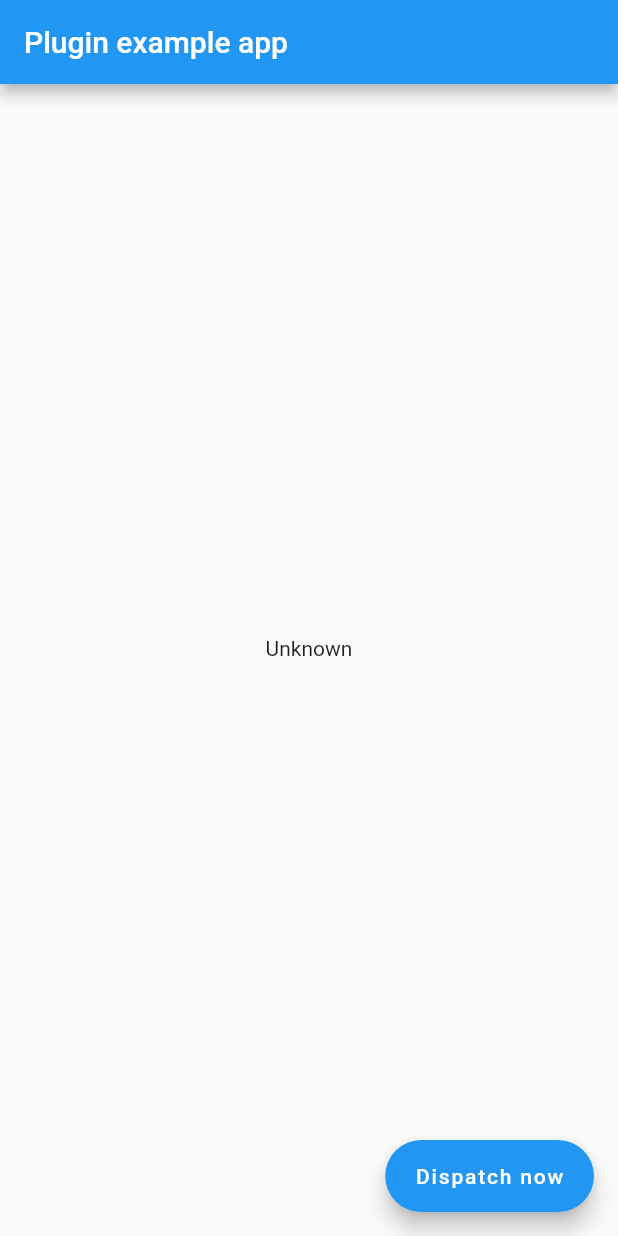
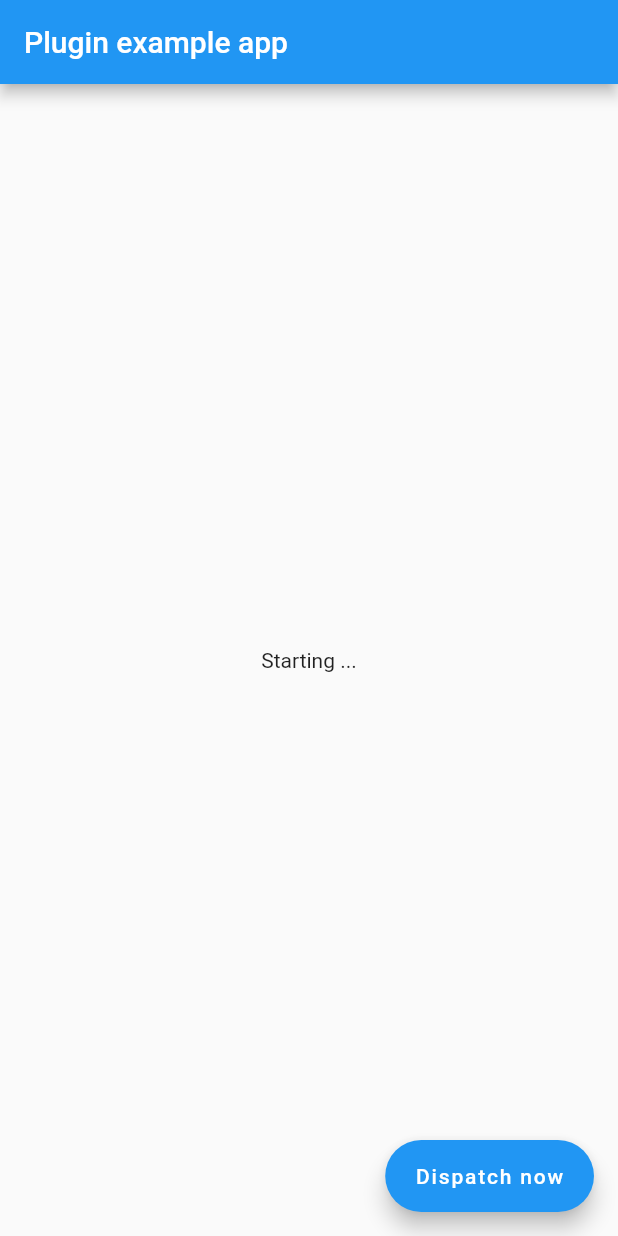
Before and after one commit to i-atros/flutter_matomo, a Flutter app: the screen it shows after launch, on a phone screen of 412 x 824 dp. Run offline on Flutter 3.47's test engine with Material 2 defaults, Android fonts, the phone set to English and light mode, and no system bars; statements that could not run were skipped.

```diff
--- a/example/lib/main.dart
+++ b/example/lib/main.dart
@@ -11,7 +11,7 @@ class MyApp extends StatefulWidget {
 }
 
 class _MyAppState extends State<MyApp> {
-  String _matomoStatus = 'Unknown';
+  String _matomoStatus = 'Starting ...';
 
   @override
   void initState() {
@@ -29,17 +29,17 @@ class _MyAppState extends State<MyApp> {
     });
 
     Future.delayed(Duration(seconds: 4), () async {
-      _matomoStatus = await FlutterMatomo.trackScreenWithName("This uses a name MyApp", "Screen opened");
+      _matomoStatus = await FlutterMatomo.trackScreenWithName("This uses a name MyAppWidget", "Screen opened");
       setState(() {});
     });
 
     Future.delayed(Duration(seconds: 6), () async {
-      _matomoStatus = await FlutterMatomo.trackEvent(context, "LOGINN button", "Clicked");
+      _matomoStatus = await FlutterMatomo.trackEvent(context, "Sign up button", "Clicked");
       setState(() {});
     });
 
     Future.delayed(Duration(seconds: 8), () async {
-      _matomoStatus = await FlutterMatomo.trackEventWithName("This uses a name MyApp", "LOGIIIN button", "Clicked");
+      _matomoStatus = await FlutterMatomo.trackEventWithName("This uses a name MyAppWidget", "LOGIIIN button", "Clicked");
       setState(() {});
     });
 
@@ -66,15 +66,10 @@ class _MyAppState extends State<MyApp> {
         body: Center(
           child: Padding(
             padding: const EdgeInsets.all(32.0),
-            child: Text(
-              '$_matomoStatus\n',
-              textAlign: TextAlign.center,
-            ),
+            child: Text(_matomoStatus, textAlign: TextAlign.center),
           ),
         ),
-        floatingActionButton: FloatingActionButton.extended(
-            onPressed: () => FlutterMatomo.dispatchEvents(),
-            label: Text("Dispatch now")),
+        floatingActionButton: FloatingActionButton.extended(onPressed: () => FlutterMatomo.dispatchEvents(), label: Text("Dispatch now")),
       ),
     );
   }
```
